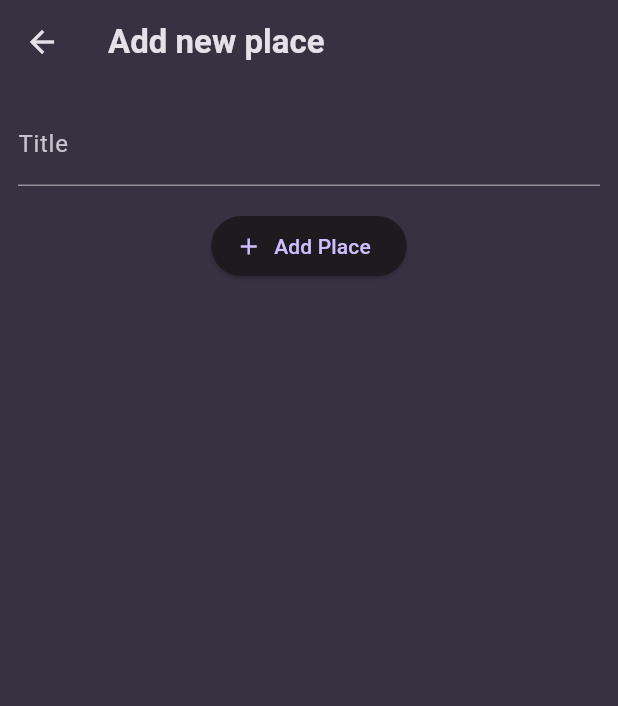
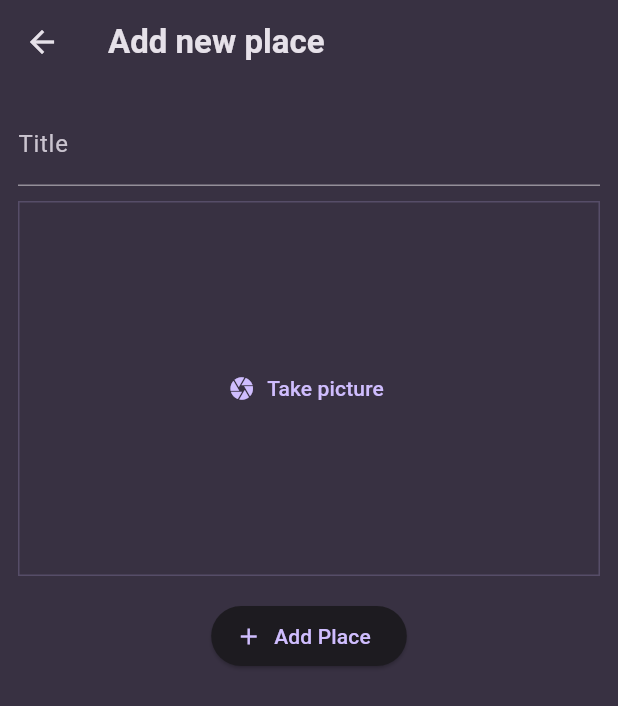
Before and after one commit to turek979/favorite_places, a Flutter app: the screen it shows after launch, after a tap on the "add" icon, on a phone screen of 412 x 824 dp. Shown: the top 706 px of the screen. Run offline on Flutter 3.47's test engine with Material 3 defaults, Android fonts, the phone set to English and light mode, and no system bars; our stand-ins replace flutter_riverpod, google_fonts, image_picker.

Commit message:
taking images and adding them to places

```diff
--- a/lib/models/place.dart
+++ b/lib/models/place.dart
@@ -1,10 +1,13 @@
+import 'dart:io';
+
 import 'package:uuid/uuid.dart';
 
 const uuid = Uuid();
 
 class Place {
-  Place({required this.title}) : id = uuid.v4();
+  Place({required this.title, required this.image}) : id = uuid.v4();
 
   final String id;
   final String title;
+  final File image;
 }
--- a/lib/screens/add_place.dart
+++ b/lib/screens/add_place.dart
@@ -1,3 +1,6 @@
+import 'dart:io';
+
+import 'package:favorite_places/screens/widgets/image_input.dart';
 import 'package:flutter/material.dart';
 import 'package:flutter_riverpod/flutter_riverpod.dart';
 
@@ -12,15 +15,18 @@ class AddPlaceScreen extends ConsumerStatefulWidget {
 
 class _AddPlaceScreenState extends ConsumerState<AddPlaceScreen> {
   final _titleController = TextEditingController();
+  File? _selectedImage;
 
   void _savePlace() {
     final enteredTitle = _titleController.text;
 
-    if (enteredTitle.isEmpty) {
+    if (enteredTitle.isEmpty || _selectedImage == null) {
       return;
     }
 
-    ref.read(userPlacesProvider.notifier).addPlace(enteredTitle);
+    ref
+        .read(userPlacesProvider.notifier)
+        .addPlace(enteredTitle, _selectedImage!);
     Navigator.of(context).pop();
   }
 
@@ -45,6 +51,12 @@ class _AddPlaceScreenState extends ConsumerState<AddPlaceScreen> {
               controller: _titleController,
               style: TextStyle(color: Theme.of(context).colorScheme.onSurface),
             ),
+            const SizedBox(height: 10),
+            ImageInput(
+              onPickImage: (image) {
+                _selectedImage = image;
+              },
+            ),
             const SizedBox(height: 16),
             ElevatedButton.icon(
               onPressed: _savePlace,
--- a/lib/screens/places_list_screen.dart
+++ b/lib/screens/places_list_screen.dart
@@ -28,8 +28,11 @@ class PlacesListScreen extends ConsumerWidget {
           ),
         ],
       ),
-      body: PlacesList(
-        places: userPlaces,
+      body: Padding(
+        padding: const EdgeInsets.all(8.0),
+        child: PlacesList(
+          places: userPlaces,
+        ),
       ),
     );
   }
--- /dev/null
+++ b/lib/screens/widgets/image_input.dart
@@ -0,0 +1,66 @@
+import 'dart:io';
+
+import 'package:flutter/material.dart';
+import 'package:image_picker/image_picker.dart';
+
+class ImageInput extends StatefulWidget {
+  const ImageInput({super.key, required this.onPickImage});
+
+  final void Function(File image) onPickImage;
+
+  @override
+  State<ImageInput> createState() => _ImageInputState();
+}
+
+class _ImageInputState extends State<ImageInput> {
+  File? _selectedImage;
+
+  void _takePicture() async {
+    final imagePicker = ImagePicker();
+    final pickedImage =
+        await imagePicker.pickImage(source: ImageSource.camera, maxWidth: 600);
+
+    if (pickedImage == null) {
+      return;
+    }
+    setState(() {
+      _selectedImage = File(pickedImage.path);
+    });
+
+    widget.onPickImage(_selectedImage!);
+  }
+
+  @override
+  Widget build(BuildContext context) {
+    Widget content = TextButton.icon(
+      onPressed: _takePicture,
+      icon: const Icon(Icons.camera),
+      label: const Text('Take picture'),
+    );
+
+    if (_selectedImage != null) {
+      content = GestureDetector(
+        onTap: _takePicture,
+        child: Image.file(
+          _selectedImage!,
+          fit: BoxFit.cover,
+          width: double.infinity,
+          height: double.infinity,
+        ),
+      );
+    }
+
+    return Container(
+      decoration: BoxDecoration(
+        border: Border.all(
+          width: 1,
+          color: Theme.of(context).colorScheme.primary.withOpacity(0.2),
+        ),
+      ),
+      height: 250,
+      width: double.infinity,
+      alignment: Alignment.center,
+      child: content,
+    );
+  }
+}
--- a/pubspec.yaml
+++ b/pubspec.yaml
@@ -37,8 +37,8 @@ dependencies:
   cupertino_icons: ^1.0.6
   google_fonts: ^6.2.1
   uuid: ^4.4.2
-  riverpod: ^2.5.1
   flutter_riverpod: ^2.5.1
+  image_picker: ^1.1.2
 
 dev_dependencies:
   flutter_test:
```
Also changed, not shown: lib/providers/user_places.dart (+6 -3 lines), lib/screens/place_detail.dart (added, +26 -0 lines), lib/screens/widgets/places_list.dart (+12 -0 lines), lib/screens/places_detail.dart (deleted), pubspec.lock, 6 other files.
